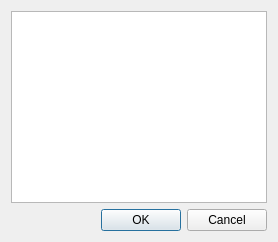
This is tafor/ui/taf_send.ui in up1and/tafor as Qt 5 draws it before an edit. The edited form follows.
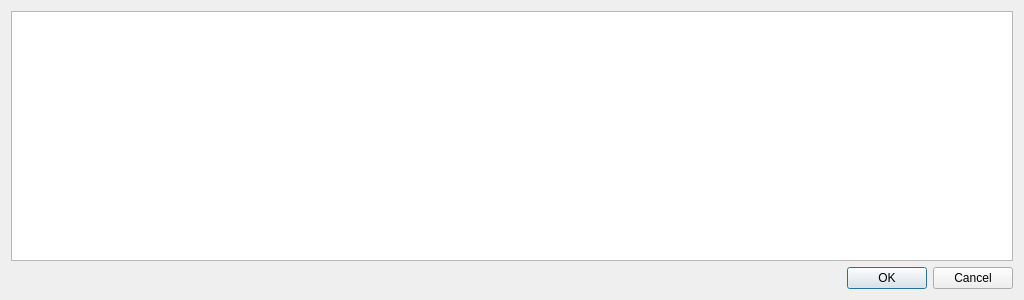
This is the edited form.

What changed in the file:
```diff
--- a/tafor/ui/taf_send.ui
+++ b/tafor/ui/taf_send.ui
@@ -15,7 +15,7 @@
   </property>
   <layout class="QVBoxLayout" name="verticalLayout">
    <property name="sizeConstraint">
-    <enum>QLayout::SetFixedSize</enum>
+    <enum>QLayout::SetDefaultConstraint</enum>
    </property>
    <item>
     <widget class="QTextBrowser" name="rpt_content"/>
```
Left out of the diff: 2 changed lines with no effect on the pictures.
